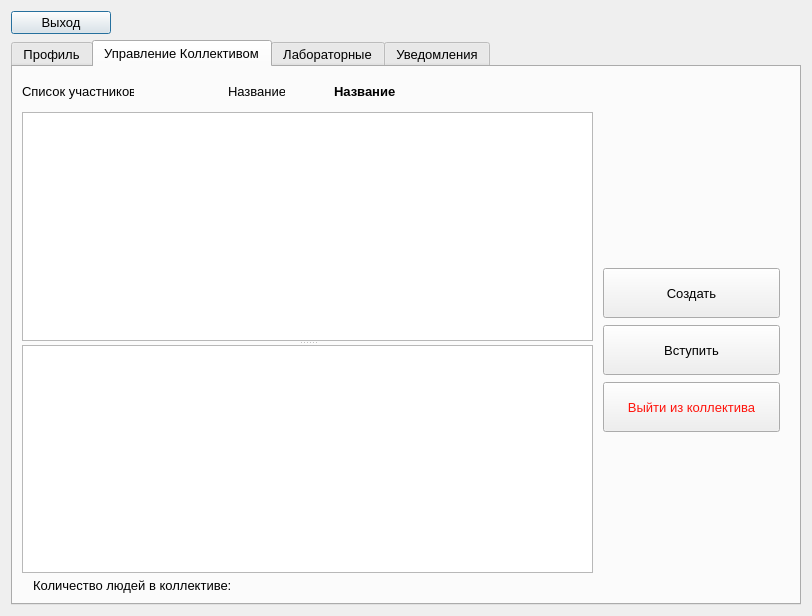
Before: the Qt Designer form studentdialog.ui in Knigan/DB3, drawn with Qt 5.
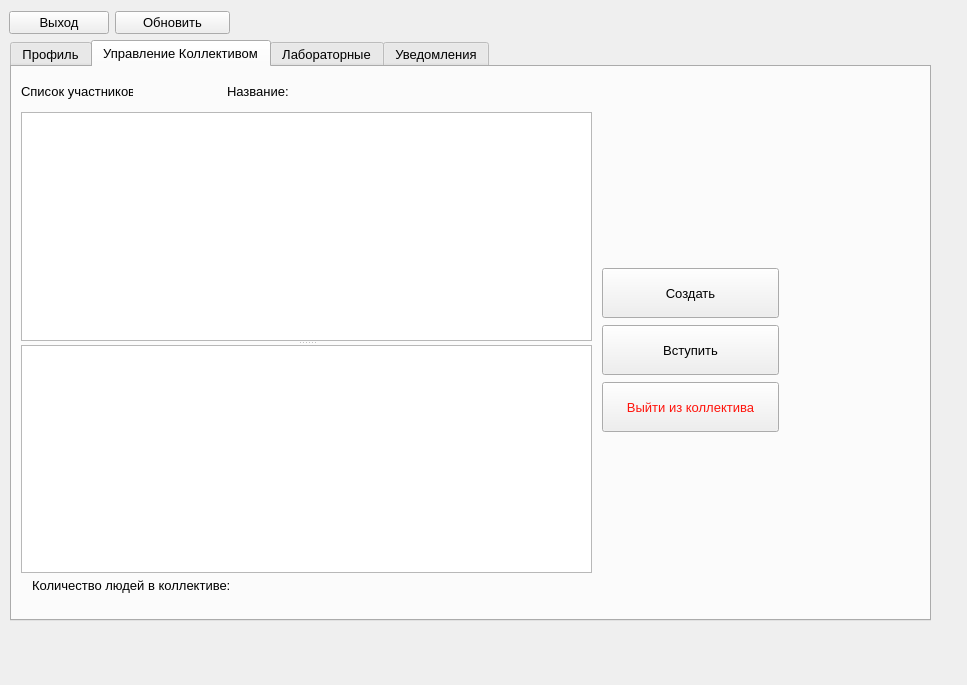
After: the same form once the commit is applied.

Diff of the .ui file:
```diff
--- a/studentdialog.ui
+++ b/studentdialog.ui
@@ -6,8 +6,8 @@
    <rect>
     <x>0</x>
     <y>0</y>
-    <width>812</width>
-    <height>616</height>
+    <width>967</width>
+    <height>685</height>
    </rect>
   </property>
   <property name="minimumSize">
@@ -27,30 +27,18 @@
   <property name="autoFillBackground">
    <bool>false</bool>
   </property>
-  <layout class="QVBoxLayout" name="verticalLayout">
-   <item>
-    <widget class="QPushButton" name="exitButton">
-     <property name="maximumSize">
-      <size>
-       <width>100</width>
-       <height>16777215</height>
-      </size>
-     </property>
-     <property name="font">
-      <font>
-       <pointsize>10</pointsize>
-      </font>
-     </property>
-     <property name="text">
-      <string>Выход</string>
-     </property>
-    </widget>
-   </item>
-   <item>
     <widget class="QTabWidget" name="tabWidget">
      <property name="enabled">
       <bool>true</bool>
      </property>
+   <property name="geometry">
+    <rect>
+     <x>10</x>
+     <y>40</y>
+     <width>921</width>
+     <height>581</height>
+    </rect>
+   </property>
      <property name="sizePolicy">
       <sizepolicy hsizetype="Expanding" vsizetype="Expanding">
        <horstretch>0</horstretch>
@@ -237,7 +225,7 @@
         <rect>
          <x>215</x>
          <y>9</y>
-         <width>57</width>
+       <width>71</width>
          <height>30</height>
         </rect>
        </property>
@@ -254,14 +242,14 @@
         </size>
        </property>
        <property name="text">
-        <string>Название</string>
+      <string>Название:</string>
        </property>
       </widget>
       <widget class="QLabel" name="CollectiveName">
        <property name="geometry">
         <rect>
-         <x>321</x>
-         <y>9</y>
+       <x>280</x>
+       <y>10</y>
          <width>61</width>
          <height>30</height>
         </rect>
@@ -281,12 +269,11 @@
        <property name="font">
         <font>
          <pointsize>10</pointsize>
-         <weight>75</weight>
          <bold>true</bold>
         </font>
        </property>
        <property name="text">
-        <string>Название</string>
+      <string/>
        </property>
       </widget>
       <widget class="QWidget" name="layoutWidget">
@@ -546,8 +533,43 @@
       </widget>
      </widget>
     </widget>
-   </item>
-  </layout>
+  <widget class="QWidget" name="">
+   <property name="geometry">
+    <rect>
+     <x>9</x>
+     <y>9</y>
+     <width>221</width>
+     <height>28</height>
+    </rect>
+   </property>
+   <layout class="QGridLayout" name="gridLayout_3">
+    <item row="0" column="0">
+     <widget class="QPushButton" name="exitButton">
+      <property name="maximumSize">
+       <size>
+        <width>100</width>
+        <height>16777215</height>
+       </size>
+      </property>
+      <property name="font">
+       <font>
+        <pointsize>10</pointsize>
+       </font>
+      </property>
+      <property name="text">
+       <string>Выход</string>
+      </property>
+     </widget>
+    </item>
+    <item row="0" column="1">
+     <widget class="QPushButton" name="refreshButton">
+      <property name="text">
+       <string>Обновить</string>
+      </property>
+     </widget>
+    </item>
+   </layout>
+  </widget>
  </widget>
  <resources/>
  <connections/>
```
Left out of the diff: 3 changed lines with no effect on the pictures. Lines whose indentation alone changed are shown as unchanged.
